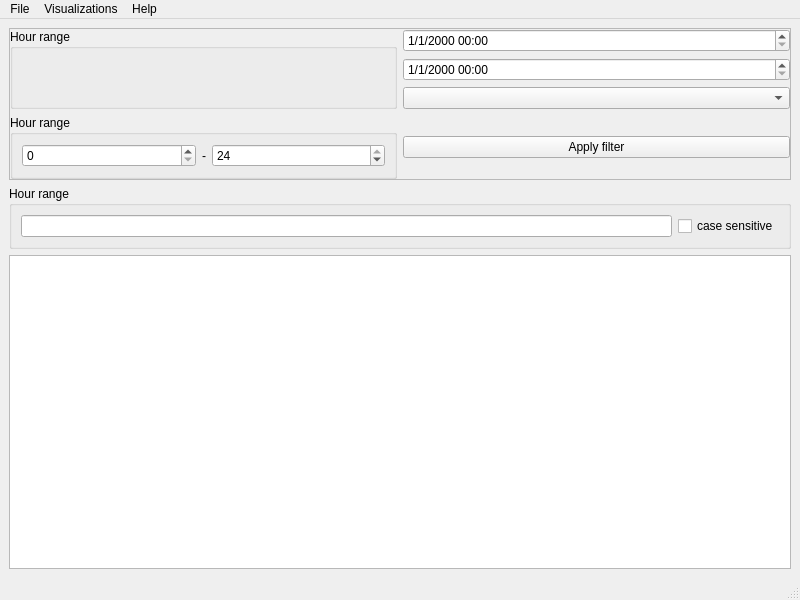
This is src/analyzer/qtanalyzerwindow.ui in loganek/workertracker as Qt 5 draws it before an edit. The edited form follows.
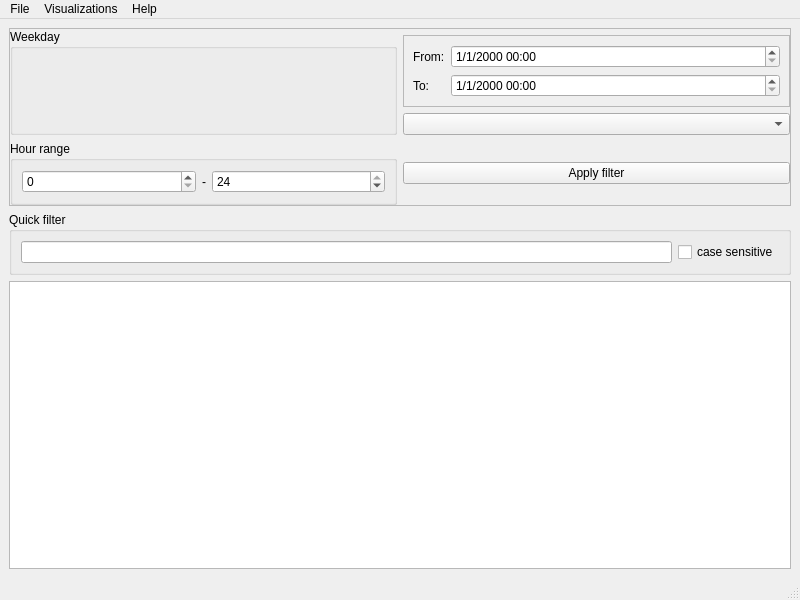
This is the edited form.

Patch:
```diff
--- a/src/analyzer/qtanalyzerwindow.ui
+++ b/src/analyzer/qtanalyzerwindow.ui
@@ -37,25 +37,63 @@
         <number>0</number>
        </property>
        <item row="1" column="1">
-        <widget class="QDateTimeEdit" name="fromDateTimeEdit">
+        <widget class="QFrame" name="frame">
+         <property name="frameShape">
+          <enum>QFrame::StyledPanel</enum>
+         </property>
+         <property name="frameShadow">
+          <enum>QFrame::Raised</enum>
+         </property>
+         <layout class="QFormLayout" name="formLayout">
+          <item row="0" column="0">
+           <widget class="QLabel" name="label_2">
          <property name="sizePolicy">
-          <sizepolicy hsizetype="Preferred" vsizetype="Fixed">
+             <sizepolicy hsizetype="Maximum" vsizetype="Minimum">
            <horstretch>0</horstretch>
            <verstretch>0</verstretch>
           </sizepolicy>
          </property>
-         <property name="displayFormat">
-          <string>d/M/yyyy HH:mm</string>
+            <property name="text">
+             <string>From:</string>
          </property>
         </widget>
        </item>
        <item row="0" column="1">
+           <widget class="QDateTimeEdit" name="fromDateTimeEdit">
+            <property name="sizePolicy">
+             <sizepolicy hsizetype="Minimum" vsizetype="Fixed">
+              <horstretch>0</horstretch>
+              <verstretch>0</verstretch>
+             </sizepolicy>
+            </property>
+            <property name="displayFormat">
+             <string>d/M/yyyy HH:mm</string>
+            </property>
+           </widget>
+          </item>
+          <item row="1" column="1">
         <widget class="QDateTimeEdit" name="toDateTimeEdit">
          <property name="displayFormat">
           <string>d/M/yyyy HH:mm</string>
          </property>
         </widget>
        </item>
+          <item row="1" column="0">
+           <widget class="QLabel" name="label_3">
+            <property name="sizePolicy">
+             <sizepolicy hsizetype="Maximum" vsizetype="Preferred">
+              <horstretch>0</horstretch>
+              <verstretch>0</verstretch>
+             </sizepolicy>
+            </property>
+            <property name="text">
+             <string>To:</string>
+            </property>
+           </widget>
+          </item>
+         </layout>
+        </widget>
+       </item>
        <item row="2" column="1">
         <widget class="QComboBox" name="dateSelectorComboBox"/>
        </item>
@@ -108,7 +146,7 @@
        <item row="0" column="0" rowspan="3">
         <widget class="QGroupBox" name="weekDaysGroupBox">
          <property name="title">
-          <string>Hour range</string>
+          <string>Weekday</string>
          </property>
          <layout class="QGridLayout" name="gridLayout_2"/>
         </widget>
@@ -119,7 +157,7 @@
     <item>
      <widget class="QGroupBox" name="groupBox">
       <property name="title">
-       <string>Hour range</string>
+       <string>Quick filter</string>
       </property>
       <layout class="QHBoxLayout" name="horizontalLayout_3">
        <item>
```
Lines whose indentation alone changed are shown as unchanged.
